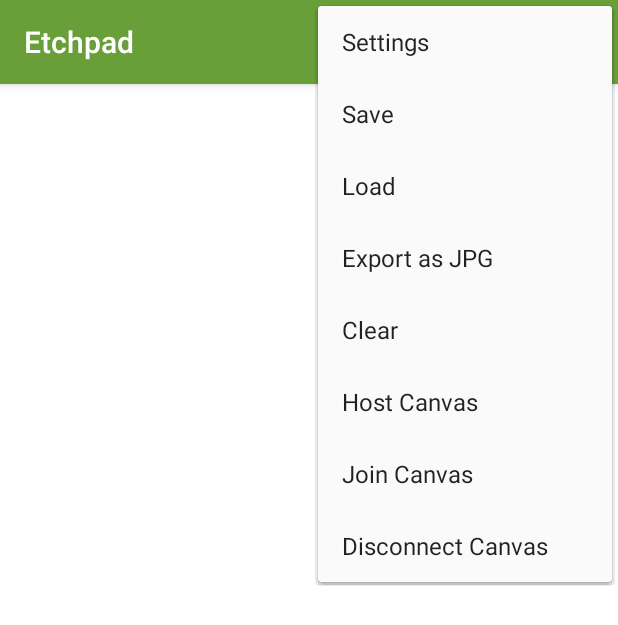
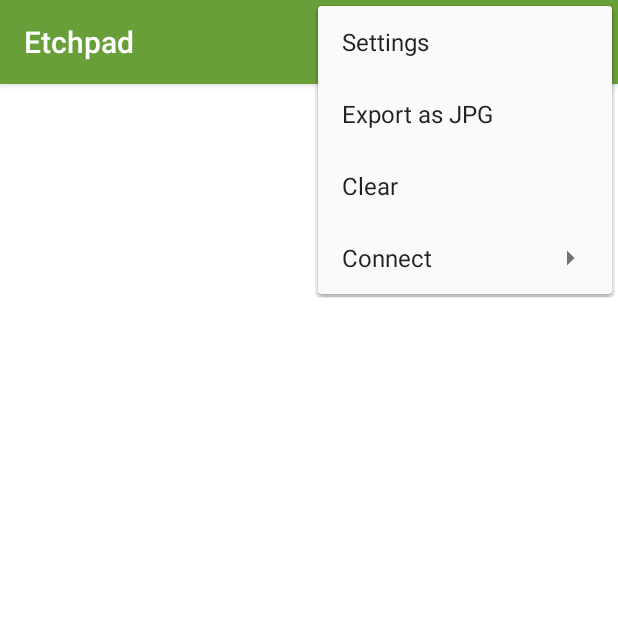
Before and after one commit to TirTech/Etchpad, an Android app: the screen it shows after launch (MainActivity), with the options menu open, on a phone screen of 412 x 824 dp. Shown: the top 625 px of the screen. Run offline under Robolectric (Android 15) with nearby library versions, the phone set to English and light mode, and no system bars.

Commit message:
#23 Nested Menu

```diff
--- a/etchpad/app/src/main/res/menu/menu_main.xml
+++ b/etchpad/app/src/main/res/menu/menu_main.xml
@@ -3,20 +3,20 @@
       xmlns:tools="http://schemas.android.com/tools"
       tools:context="ca.tirtech.etchpad.MainActivity">
     <item
-            android:id="@+id/action_settings"
-            android:orderInCategory="100"
-            android:title="@string/action_settings"
-            app:showAsAction="never" />
-    <item
             android:id="@+id/action_save"
             android:orderInCategory="100"
             android:title="@string/action_save"
-        app:showAsAction="never"/>
+            app:showAsAction="ifRoom"/>
     <item
             android:id="@+id/action_load"
             android:orderInCategory="100"
             android:title="@string/action_load"
-        app:showAsAction="never" />
+            app:showAsAction="ifRoom"/>
+    <item
+            android:id="@+id/action_settings"
+            android:orderInCategory="100"
+            android:title="@string/action_settings"
+            app:showAsAction="never"/>
     <item
             android:id="@+id/action_export"
             android:orderInCategory="100"
@@ -27,6 +27,12 @@
             android:orderInCategory="100"
             android:title="@string/action_clear"
             app:showAsAction="never"/>
+    <item
+            android:id="@+id/menu_connect"
+            android:orderInCategory="100"
+            android:title="@string/menu_connect"
+            app:showAsAction="never">
+        <menu>
             <item
                     android:id="@+id/action_host"
                     android:orderInCategory="100"
@@ -43,3 +49,5 @@
                     android:title="@string/action_disconnect"
                     app:showAsAction="never"/>
         </menu>
+    </item>
+</menu>
--- a/etchpad/app/src/main/res/values/strings.xml
+++ b/etchpad/app/src/main/res/values/strings.xml
@@ -8,4 +8,5 @@
     <string name="action_host">Host Canvas</string>
     <string name="action_join">Join Canvas</string>
     <string name="action_disconnect">Disconnect Canvas</string>
+    <string name="menu_connect">Connect</string>
 </resources>
```
Lines whose indentation alone changed are shown as unchanged.
